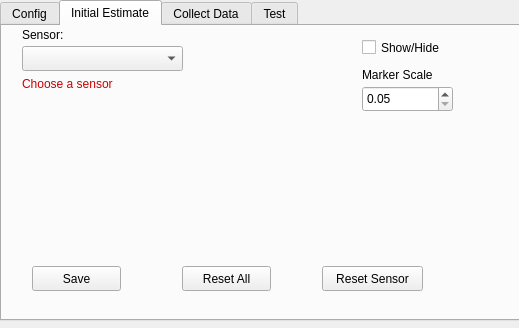
lardemua/atom_rviz_plugin, file atom_rviz_plugin/src/ui/calibration_panel.ui: the form before one commit.
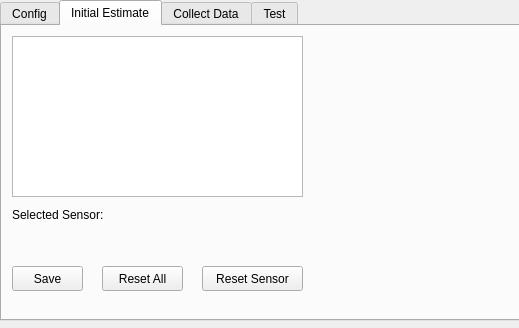
The form after the commit.

Commit message: Working on issue lardemua/atom#286

```diff
--- a/atom_rviz_plugin/src/ui/calibration_panel.ui
+++ b/atom_rviz_plugin/src/ui/calibration_panel.ui
@@ -1020,85 +1020,12 @@
     <attribute name="title">
      <string>Initial Estimate</string>
     </attribute>
-    <widget class="QCheckBox" name="initialEstimateCheckBox">
-     <property name="geometry">
-      <rect>
-       <x>360</x>
-       <y>10</y>
-       <width>111</width>
-       <height>23</height>
-      </rect>
-     </property>
-     <property name="font">
-      <font>
-       <weight>50</weight>
-       <bold>false</bold>
-      </font>
-     </property>
-     <property name="text">
-      <string>Show/Hide</string>
-     </property>
-     <property name="checkable">
-      <bool>true</bool>
-     </property>
-     <property name="checked">
-      <bool>false</bool>
-     </property>
-     <property name="tristate">
-      <bool>false</bool>
-     </property>
-    </widget>
-    <widget class="QComboBox" name="initEstimateSensorsComboBox">
-     <property name="geometry">
-      <rect>
-       <x>20</x>
-       <y>20</y>
-       <width>161</width>
-       <height>25</height>
-      </rect>
-     </property>
-    </widget>
-    <widget class="QDoubleSpinBox" name="initialEstimateSpinBox">
-     <property name="geometry">
-      <rect>
-       <x>360</x>
-       <y>60</y>
-       <width>91</width>
-       <height>26</height>
-      </rect>
-     </property>
-     <property name="buttonSymbols">
-      <enum>QAbstractSpinBox::UpDownArrows</enum>
-     </property>
-     <property name="decimals">
-      <number>2</number>
-     </property>
-     <property name="minimum">
-      <double>0.050000000000000</double>
-     </property>
-     <property name="singleStep">
-      <double>0.050000000000000</double>
-     </property>
-    </widget>
-    <widget class="QLabel" name="initEstimateMarkerScaleLabel">
-     <property name="geometry">
-      <rect>
-       <x>360</x>
-       <y>40</y>
-       <width>91</width>
-       <height>17</height>
-      </rect>
-     </property>
-     <property name="text">
-      <string>Marker Scale</string>
-     </property>
-    </widget>
     <widget class="QPushButton" name="initEstimateSaveButton">
      <property name="geometry">
       <rect>
-       <x>30</x>
+       <x>10</x>
        <y>240</y>
-       <width>89</width>
+       <width>71</width>
        <height>25</height>
       </rect>
      </property>
@@ -1109,9 +1036,9 @@
     <widget class="QPushButton" name="initEstimateResetAllButton">
      <property name="geometry">
       <rect>
-       <x>180</x>
+       <x>100</x>
        <y>240</y>
-       <width>89</width>
+       <width>81</width>
        <height>25</height>
       </rect>
      </property>
@@ -1122,36 +1049,20 @@
     <widget class="QLabel" name="initEstimateSensorLabel">
      <property name="geometry">
       <rect>
-       <x>20</x>
-       <y>0</y>
-       <width>67</width>
+       <x>10</x>
+       <y>180</y>
+       <width>121</width>
        <height>17</height>
       </rect>
      </property>
      <property name="text">
-      <string>Sensor:</string>
-     </property>
-    </widget>
-    <widget class="QLabel" name="initEstimateChooseSensorLabel">
-     <property name="geometry">
-      <rect>
-       <x>20</x>
-       <y>50</y>
-       <width>131</width>
-       <height>17</height>
-      </rect>
-     </property>
-     <property name="lineWidth">
-      <number>1</number>
-     </property>
-     <property name="text">
-      <string>&lt;html&gt;&lt;head/&gt;&lt;body&gt;&lt;p&gt;&lt;span style=&quot; color:#cc0000;&quot;&gt;Choose a sensor&lt;/span&gt;&lt;/p&gt;&lt;/body&gt;&lt;/html&gt;</string>
+      <string>Selected Sensor:</string>
      </property>
     </widget>
     <widget class="QPushButton" name="initEstimateResetSensorButton">
      <property name="geometry">
       <rect>
-       <x>320</x>
+       <x>200</x>
        <y>240</y>
        <width>101</width>
        <height>25</height>
@@ -1161,6 +1072,22 @@
       <string>Reset Sensor</string>
      </property>
     </widget>
+    <widget class="QTableWidget" name="tableWidget">
+     <property name="geometry">
+      <rect>
+       <x>10</x>
+       <y>10</y>
+       <width>291</width>
+       <height>161</height>
+      </rect>
+     </property>
+     <property name="lineWidth">
+      <number>0</number>
+     </property>
+     <attribute name="horizontalHeaderCascadingSectionResizes">
+      <bool>false</bool>
+     </attribute>
+    </widget>
    </widget>
    <widget class="QWidget" name="dataCollectTab">
     <attribute name="title">
@@ -1197,22 +1124,6 @@
     <attribute name="title">
      <string>Test</string>
     </attribute>
-    <widget class="QTableWidget" name="tableWidget">
-     <property name="geometry">
-      <rect>
-       <x>10</x>
-       <y>130</y>
-       <width>271</width>
-       <height>121</height>
-      </rect>
-     </property>
-     <property name="lineWidth">
-      <number>0</number>
-     </property>
-     <attribute name="horizontalHeaderCascadingSectionResizes">
-      <bool>false</bool>
-     </attribute>
-    </widget>
     <widget class="QTreeWidget" name="treeWidget">
      <property name="geometry">
       <rect>
@@ -1273,6 +1184,95 @@
       <double>0.050000000000000</double>
      </property>
     </widget>
+    <widget class="QLabel" name="initEstimateMarkerScaleLabel">
+     <property name="geometry">
+      <rect>
+       <x>300</x>
+       <y>80</y>
+       <width>91</width>
+       <height>17</height>
+      </rect>
+     </property>
+     <property name="text">
+      <string>Marker Scale</string>
+     </property>
+    </widget>
+    <widget class="QCheckBox" name="initialEstimateCheckBox">
+     <property name="geometry">
+      <rect>
+       <x>290</x>
+       <y>50</y>
+       <width>111</width>
+       <height>23</height>
+      </rect>
+     </property>
+     <property name="font">
+      <font>
+       <weight>50</weight>
+       <bold>false</bold>
+      </font>
+     </property>
+     <property name="text">
+      <string>Show/Hide</string>
+     </property>
+     <property name="checkable">
+      <bool>true</bool>
+     </property>
+     <property name="checked">
+      <bool>false</bool>
+     </property>
+     <property name="tristate">
+      <bool>false</bool>
+     </property>
+    </widget>
+    <widget class="QDoubleSpinBox" name="initialEstimateSpinBox">
+     <property name="geometry">
+      <rect>
+       <x>290</x>
+       <y>110</y>
+       <width>91</width>
+       <height>26</height>
+      </rect>
+     </property>
+     <property name="buttonSymbols">
+      <enum>QAbstractSpinBox::UpDownArrows</enum>
+     </property>
+     <property name="decimals">
+      <number>2</number>
+     </property>
+     <property name="minimum">
+      <double>0.050000000000000</double>
+     </property>
+     <property name="singleStep">
+      <double>0.050000000000000</double>
+     </property>
+    </widget>
+    <widget class="QComboBox" name="initEstimateSensorsComboBox">
+     <property name="geometry">
+      <rect>
+       <x>240</x>
+       <y>200</y>
+       <width>161</width>
+       <height>25</height>
+      </rect>
+     </property>
+    </widget>
+    <widget class="QLabel" name="initEstimateChooseSensorLabel">
+     <property name="geometry">
+      <rect>
+       <x>240</x>
+       <y>180</y>
+       <width>131</width>
+       <height>17</height>
+      </rect>
+     </property>
+     <property name="lineWidth">
+      <number>1</number>
+     </property>
+     <property name="text">
+      <string>&lt;html&gt;&lt;head/&gt;&lt;body&gt;&lt;p&gt;&lt;span style=&quot; color:#cc0000;&quot;&gt;Choose a sensor&lt;/span&gt;&lt;/p&gt;&lt;/body&gt;&lt;/html&gt;</string>
+     </property>
+    </widget>
    </widget>
   </widget>
  </widget>
```
Left out of the diff: 14 changed lines with no effect on the pictures. The commit also changes 1 other file.
